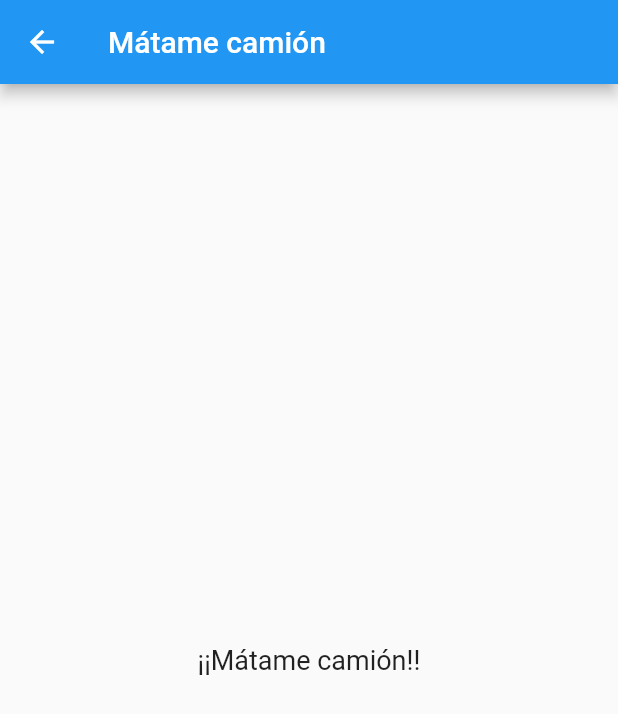
After one commit to Kingomac/Fiestuki-Chafa, a Flutter app: the MatameCamionRoute screen opened directly, on a phone screen of 412 x 824 dp. The commit adds this screen. Shown: the top 714 px of the screen. Run offline on Flutter 3.47's test engine with Material 2 defaults, Android fonts, the phone set to English and light mode, and no system bars; our stand-ins replace youtube_player_iframe.

Commit message:
Juego Mátame camión

```diff
--- /dev/null
+++ b/assets/matame_camion.txt
@@ -0,0 +1,4 @@
+¿Sabéis por qué los Otakus odian los chalecos? Porque no tienen mangas
+¡¡Mátame camión!!
+O la Jess o me voy
+O la Jannita o me voy
--- a/assets/yo_nunca.txt
+++ b/assets/yo_nunca.txt
@@ -1,4 +1,5 @@
 he fantaseado con alguien de este grupo
 he soñado que mataba a alguien
 he manipulado códigos nucleares
-he juegado a slots
+he jugado a slots
+he escapado de la Jess
--- /dev/null
+++ b/lib/matame_camion.dart
@@ -0,0 +1,77 @@
+import 'dart:convert';
+
+import 'package:fiestuki/util/pop_two.dart';
+import 'package:flutter/material.dart';
+import 'package:flutter/services.dart';
+
+class MatameCamionRoute extends StatefulWidget {
+  const MatameCamionRoute({Key? key}) : super(key: key);
+
+  @override
+  State<MatameCamionRoute> createState() => _MatameCamionRouteState();
+}
+
+class _MatameCamionRouteState extends State<MatameCamionRoute> {
+  late List<String> _texts;
+  Future<void>? _initializeFuture;
+  int _index = 0;
+
+  Future<void> _loadTexts() async {
+    String raw = await rootBundle.loadString("assets/matame_camion.txt");
+    _texts = LineSplitter.split(raw).toList();
+    _texts.shuffle();
+  }
+
+  @override
+  void initState() {
+    super.initState();
+    setState(() {
+      _initializeFuture = _loadTexts();
+    });
+  }
+
+  @override
+  Widget build(BuildContext context) {
+    return WillPopScope(
+        child: Scaffold(
+          appBar: AppBar(
+            title: const Text("Mátame camión"),
+          ),
+          body: FutureBuilder(
+            future: _initializeFuture,
+            builder: (context, snapshot) {
+              if (snapshot.connectionState != ConnectionState.done) {
+                return const Center(
+                  child: CircularProgressIndicator(),
+                );
+              }
+              return SizedBox(
+                child: GestureDetector(
+                  behavior: HitTestBehavior.translucent,
+                  onTap: () {
+                    setState(() {
+                      _index++;
+                      if (_index == _texts.length) {
+                        _index = 0;
+                        _texts.shuffle();
+                      }
+                    });
+                  },
+                  child: Padding(
+                    padding: const EdgeInsets.all(15.0),
+                    child: Center(
+                      child: Text(
+                        _texts[_index],
+                        textAlign: TextAlign.center,
+                        style: const TextStyle(fontSize: 18),
+                      ),
+                    ),
+                  ),
+                ),
+              );
+            },
+          ),
+        ),
+        onWillPop: () => popTwo(context));
+  }
+}
--- a/pubspec.yaml
+++ b/pubspec.yaml
@@ -66,6 +66,7 @@ flutter:
     - assets/mas_probable.txt
     - assets/adivina_influencer.csv
     - assets/tabu.csv
+    - assets/matame_camion.txt
 
   # An image asset can refer to one or more resolution-specific "variants", see
   # https://flutter.dev/assets-and-images/#resolution-aware
```
Also changed, not shown: lib/adivina_influencer.dart (+2 -5 lines), lib/main.dart (+12 -2 lines), lib/tabu.dart (+2 -5 lines), lib/util/pop_two.dart (added, +7 -0 lines).
